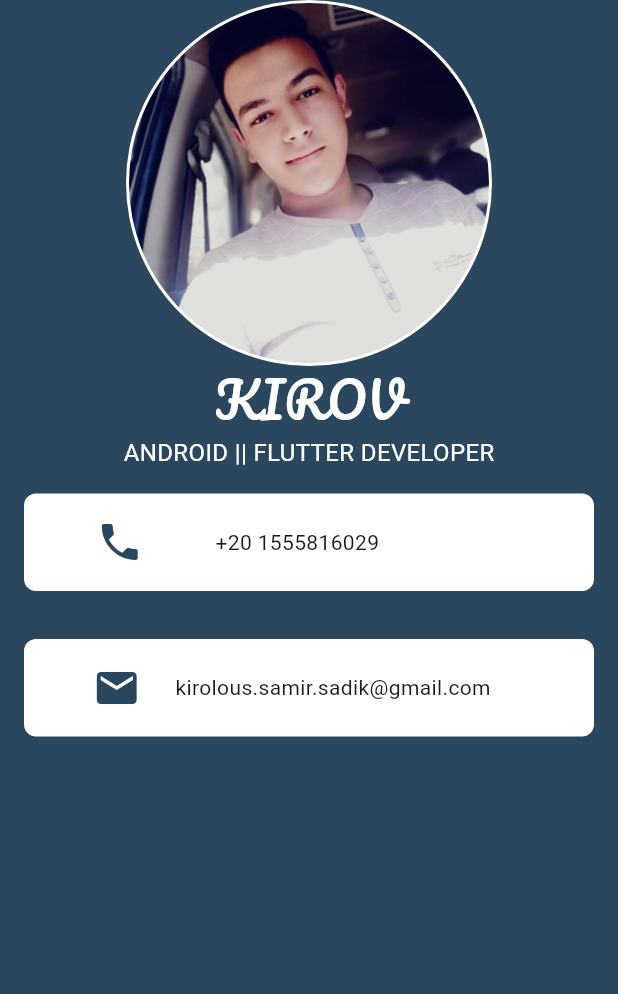
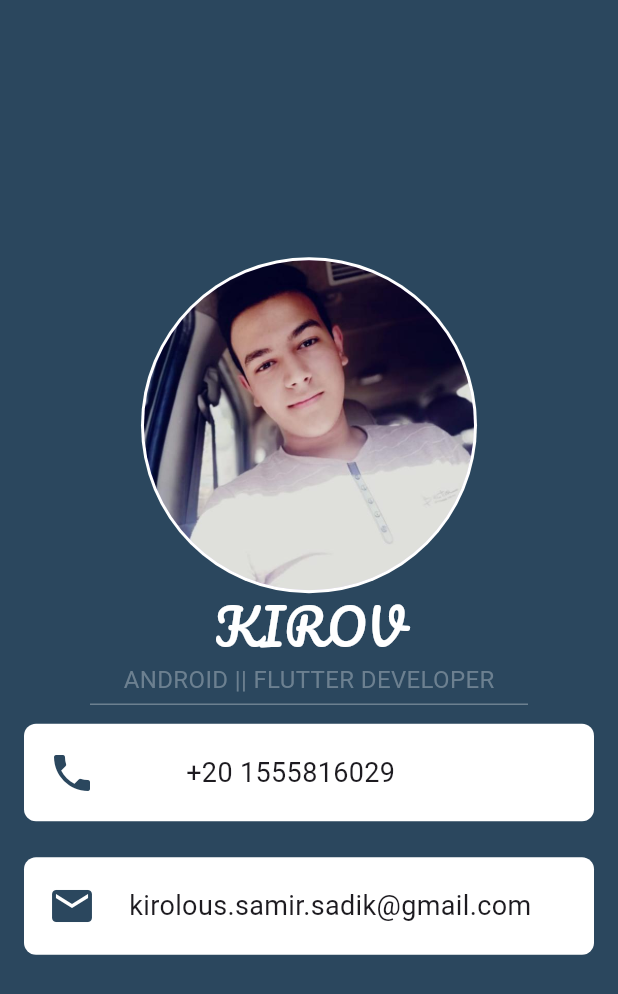
Before and after one commit to kirosamir29/business-card, a Flutter app: the screen it shows after launch, on a phone screen of 412 x 824 dp. Shown: the top 994 px of the screen. Run offline on Flutter 3.47's test engine with Material 3 defaults, Android fonts, the phone set to English and light mode, and no system bars.

Commit message:
enhancing ui by using padding instead of spacer and adding divider

```diff
--- a/lib/main.dart
+++ b/lib/main.dart
@@ -14,13 +14,14 @@ class BusinessCard extends StatelessWidget {
       home: Scaffold(
         backgroundColor: Color(0xFF2B475E),
         body: Column(
+          mainAxisAlignment: MainAxisAlignment.center,
           children: [
             CircleAvatar(
               backgroundColor: Colors.white,
-              radius: 122,
+              radius: 112,
               child: CircleAvatar(
                 backgroundImage: AssetImage("images/kiro.jpg"),
-                radius: 120,
+                radius: 110,
               ),
             ),
             Text(
@@ -33,10 +34,17 @@ class BusinessCard extends StatelessWidget {
             ),
             Text(
               "ANDROID || FLUTTER DEVELOPER",
-              style: TextStyle(color: Colors.white, fontSize: 16),
+              style: TextStyle(color: Color(0xFF6C8090), fontSize: 16),
+            ),
+            Divider(
+              color: Color(0xFF6C8090),
+              thickness: 1,
+              indent: 60,
+              endIndent: 60,
+              height: 10,
             ),
             Padding(
-              padding: const EdgeInsets.all(16),
+              padding: const EdgeInsets.symmetric(vertical: 8, horizontal: 16),
               child: Container(
                 height: 65,
                 decoration: BoxDecoration(
@@ -45,11 +53,21 @@ class BusinessCard extends StatelessWidget {
                 ),
                 child: Row(
                   children: [
-                    Spacer(flex: 1),
-                    Icon(Icons.phone, size: 32, color: Color(0xFF2B475E)),
-                    Spacer(flex: 1),
-                    Text("+20 1555816029"),
-                    Spacer(flex: 3),
+                    Padding(
+                      padding: const EdgeInsets.only(left: 16),
+                      child: Icon(
+                        Icons.phone,
+                        size: 32,
+                        color: Color(0xFF2B475E),
+                      ),
+                    ),
+                    Padding(
+                      padding: const EdgeInsets.only(left: 60),
+                      child: Text(
+                        "+20 1555816029",
+                        style: TextStyle(fontSize: 18),
+                      ),
+                    ),
                   ],
                 ),
               ),
@@ -64,11 +82,21 @@ class BusinessCard extends StatelessWidget {
                 ),
                 child: Row(
                   children: [
-                    Spacer(flex: 2),
-                    Icon(Icons.mail, size: 32, color: Color(0xFF2B475E)),
-                    Spacer(flex: 1),
-                    Text("kirolous.samir.sadik@gmail.com"),
-                    Spacer(flex: 3),
+                    Padding(
+                      padding: const EdgeInsets.only(left: 16),
+                      child: Icon(
+                        Icons.mail,
+                        size: 32,
+                        color: Color(0xFF2B475E),
+                      ),
+                    ),
+                    Padding(
+                      padding: const EdgeInsets.only(left: 22),
+                      child: Text(
+                        "kirolous.samir.sadik@gmail.com",
+                        style: TextStyle(fontSize: 18),
+                      ),
+                    ),
                   ],
                 ),
               ),
```
